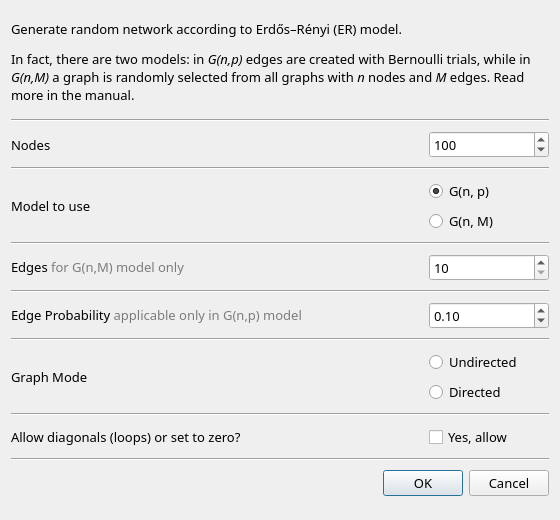
The window that src/forms/randerdosrenyidialog.ui (socnetv/app) describes before a commit, drawn with Qt 5.
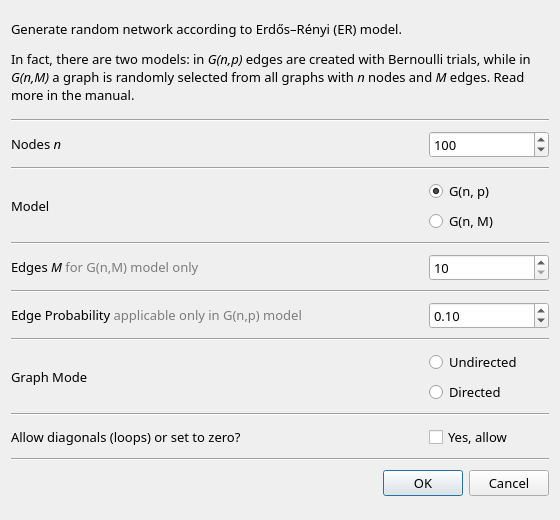
The same window after the commit.

Commit message: cosmetic changes to ER random gen dialog

```diff
--- a/src/forms/randerdosrenyidialog.ui
+++ b/src/forms/randerdosrenyidialog.ui
@@ -108,7 +108,7 @@
         </font>
        </property>
        <property name="text">
-        <string>Nodes</string>
+        <string>&lt;html&gt;&lt;head/&gt;&lt;body&gt;&lt;p&gt;Nodes &lt;span style=&quot; font-style:italic;&quot;&gt;n&lt;/span&gt;&lt;/p&gt;&lt;/body&gt;&lt;/html&gt;</string>
        </property>
       </widget>
      </item>
@@ -173,7 +173,7 @@
         </font>
        </property>
        <property name="text">
-        <string>Model to use</string>
+        <string>Model</string>
        </property>
       </widget>
      </item>
@@ -281,7 +281,7 @@
         </font>
        </property>
        <property name="text">
-        <string>&lt;html&gt;&lt;head/&gt;&lt;body&gt;&lt;p&gt;Edges &lt;span style=&quot; color:#7c7c7c;&quot;&gt;for G(n,M) model only&lt;/span&gt;&lt;/p&gt;&lt;/body&gt;&lt;/html&gt;</string>
+        <string>&lt;html&gt;&lt;head/&gt;&lt;body&gt;&lt;p&gt;Edges &lt;span style=&quot; font-style:italic;&quot;&gt;M &lt;/span&gt;&lt;span style=&quot; color:#7c7c7c;&quot;&gt;for G(n,M) model only&lt;/span&gt;&lt;/p&gt;&lt;/body&gt;&lt;/html&gt;</string>
        </property>
       </widget>
      </item>
```
